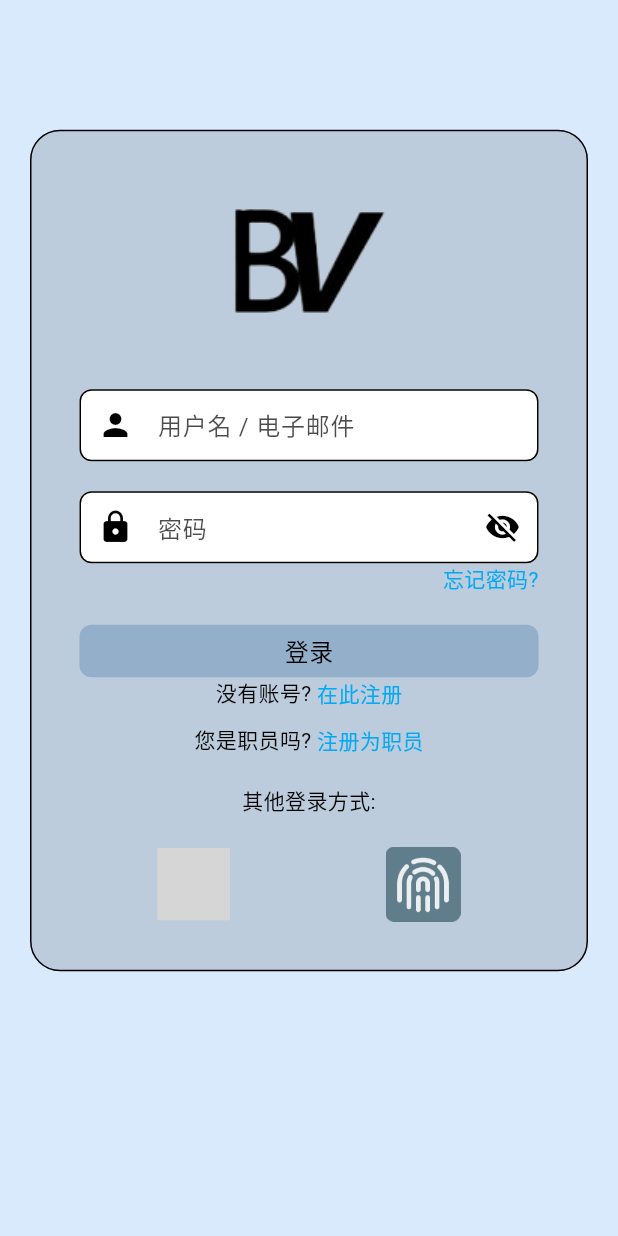
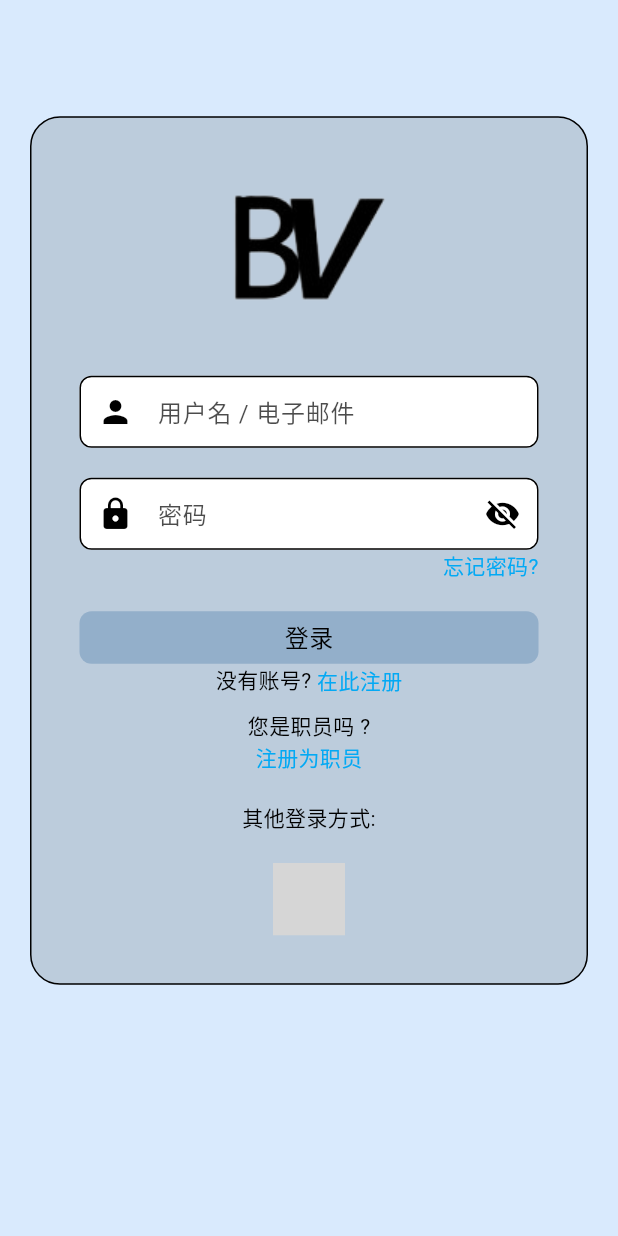
Before and after one commit to Tiew429/fyp_buvs, a Flutter app: the screen it shows after launch, on a phone screen of 412 x 824 dp. Run offline on Flutter 3.47's test engine with Material 3 defaults, Android fonts, the light colour scheme and no system bars; our stand-ins replace cloud_firestore, firebase_auth, firebase_core, firebase_messaging, firebase_storage, fl_chart and 11 more; missing offline and left inert: excel, firebase_app_check, mailer, reown_appkit; accounts and stored records are empty; Roboto replaces fonts that are missing (Font ZH); statements that could not run were skipped; grey boxes are pictures that could not be loaded.

Commit message:
final version before review

```diff
--- a/lib/localization/app_locale.dart
+++ b/lib/localization/app_locale.dart
@@ -381,7 +381,6 @@ class AppLocale {
   static const String sendingToTopic = 'sending to topic';
   static const String selectedUsers = 'selected users';
   static const String clearAll = 'clear all';
-  static const String staffSection = 'staff';
   static const String studentsSection = 'students';
   static const String searchNotifications = 'search notifications';
   static const String filterByType = 'filter by type';
@@ -620,7 +619,7 @@ class AppLocale {
     status: 'Status',
     candidateParticipated: 'Candidate Participated',
     manageCandidate: 'Manage Candidate',
-    name: 'Nama',
+    name: 'Name',
     editVotingEvent: 'Edit Voting Event',
     update: 'Update',
     votingEvent: 'Voting Event',
@@ -647,17 +646,17 @@ class AppLocale {
     winner: 'Winner',
     votingEventHasAlreadyStarted: 'Voting event has already started',
     votingEventHasEnded: 'Voting event has ended',
-    votingEventID: 'voting event id',
-    areYouSureYouWantToDeprecate: 'are you sure you want to deprecate',
-    votingEventDeprecatedSuccessfully: 'voting event deprecated successfully',
-    failedToDeprecateVotingEvent: 'failed to deprecate voting event',
-    deprecate: 'deprecate',
-    failedToUpdateVotingEventImage: 'failed to update voting event image',
-    failedToRemoveVotingEventImage: 'failed to remove voting event image',
-    votingInProgress: 'voting in progress',
-    voteSuccess: 'vote success',
-    voteFailed: 'vote failed',
-    deletingVotingEvent: 'deleting voting event...',
+    votingEventID: 'Voting event ID',
+    areYouSureYouWantToDeprecate: 'Are you sure you want to deprecate',
+    votingEventDeprecatedSuccessfully: 'Voting event deprecated successfully',
+    failedToDeprecateVotingEvent: 'Failed to deprecate voting event',
+    deprecate: 'Deprecate',
+    failedToUpdateVotingEventImage: 'Failed to update voting event image',
+    failedToRemoveVotingEventImage: 'Failed to remove voting event image',
+    votingInProgress: 'Voting in progress',
+    voteSuccess: 'Vote success',
+    voteFailed: 'Vote failed',
+    deletingVotingEvent: 'Deleting voting event...',
 
     // student
     notEligibleForVoting: 'Not eligible for voting',
@@ -719,108 +718,108 @@ class AppLocale {
 
     // validator_util
     dontLeaveBlank: 'Please don\'t leave this field blank',
-    emailCantBeBlank: 'Emel tidak boleh kosong',
-    enterValidEmail: 'Sila masukkan emel yang sah',
-    passwordCantBeBlank: 'Kata laluan tidak boleh kosong',
-    passwordMustAtLeast6Char: 'Kata laluan mestilah sekurang-kurangnya 6 aksara',
+    emailCantBeBlank: 'Email cannot be blank',
+    enterValidEmail: 'Please enter valid email address',
+    passwordCantBeBlank: 'Password cannot be blank',
+    passwordMustAtLeast6Char: 'Password must be at least 6 characters long',
 
     // auth_service
-    userNotFound: 'Pengguna tidak ditemui',
+    userNotFound: 'User is not found',
 
     // dialog
     save: 'Save',
     cancel: 'Cancel',
-    confirm: 'Konfirmasi',
-    confirmSave: 'Konfirmasi Simpan',
-    noChanges: 'Tidak Ada Perubahan',
+    confirm: 'Confirm',
+    confirmSave: 'Confirm Save',
+    noChanges: 'No Changes',
 
     // others
-    pleaseConnectYourWallet: 'Sila hubungkan kripto wallet anda',
-    close: 'Tutup',
-    errorPickingImages: 'Kesalahan memilih gambar',
-    errorTakingPhoto: 'Kesalahan mengambil gambar',
-    userNotLoggedIn: 'Pengguna tidak log masuk',
-    attachImagesOptional: 'Lampirkan gambar (pilihan)',
-    gallery: 'Galeri',
-    camera: 'Kamera',
+    pleaseConnectYourWallet: 'Please connect your wallet',
+    close: 'Close',
+    errorPickingImages: 'Error picking images',
+    errorTakingPhoto: 'Error taking photo',
+    userNotLoggedIn: 'User not logged in',
+    attachImagesOptional: 'Attach images (optional)',
+    gallery: 'Gallery',
+    camera: 'Camera',
     of: '\'s',
-    as: 'sebagai',
-    walletAddressCopiedToClipboard: 'Alamat wallet disalin ke papan klip',
-    accountHasBeenFrozen: 'Akaun telah dibekukan',
+    as: 'as',
+    walletAddressCopiedToClipboard: 'Wallet address copied to clipboard',
+    accountHasBeenFrozen: 'Account has been frozen',
     walletConnected: 'Wallet connected',
 
     // user verification
-    userHasNotUploadedDocumentsYet: 'Pengguna belum memuat naik dokumen',
-    thisUserIsVerified: 'Pengguna ini telah disahkan',
-    userDocuments: 'Dokumen Pengguna',
-    tapOnAnImageToEnlarge: 'Ketik pada imej untuk membesarkan',
-    identityCard: 'Kad Pengenalan',
-    studentCard: 'Kad Pelajar',
-    staffCard: 'Kad Staf',
-    errorLoadingImage: 'Ralat memuat imej',
-    verifyUser: 'Sahkan Pengguna',
-    rejectVerification: 'Tolak Pengesahan',
-    yourAccountIsVerified: 'Akaun anda telah disahkan',
-    verificationInProgress: 'Pengesahan sedang diproses',
-    pleaseWaitForAdminToVerifyYourAccount: 'Sila tunggu admin untuk mengesahkan akaun anda',
-    reuploadDocuments: 'Muat Naik Semula Dokumen',
-    uploadDocumentsForVerification: 'Muat Naik Dokumen untuk Pengesahan',
-    pleaseUploadClearImagesOfYourDocuments: 'Sila muat naik imej dokumen yang jelas',
-    upload: 'Muat Naik',
-    noImageSelected: 'Tiada imej dipilih',
-    submitForVerification: 'Hantar untuk Pengesahan',
-    verificationFailed: 'Pengesahan Gagal',
-    yourVerificationWasRejected: 'Pengesahan anda telah ditolak',
-    reason: 'Sebab',
-    pleaseUploadCorrectDocuments: 'Sila muat naik dokumen yang betul',
-    iUnderstand: 'Saya faham',
-    pleaseUploadBothDocuments: 'Sila muat naik kedua-dua dokumen',
-    documentsSubmittedSuccessfully: 'Dokumen berjaya dihantar',
-    errorUploadingDocuments: 'Ralat memuat naik dokumen',
-    userVerifiedSuccessfully: 'Pengguna berjaya disahkan',
-    failedToRejectVerification: 'Gagal menolak pengesahan',
-    errorVerifyingUser: 'Ralat mengesahkan pengguna',
-    errorRejectingVerification: 'Ralat menolak pengesahan',
-    rejectionReason: 'Sebab Penolakan',
-    pleaseProvideReasonForRejection: 'Sila berikan sebab penolakan',
-    enterReason: 'Masukkan sebab',
-    pleaseEnterAReason: 'Sila masukkan sebab',
-    submit: 'Hantar',
-    verificationRejected: 'Pengesahan ditolak',
-    userAlreadyVerified: 'Pengguna telah disahkan',
+    userHasNotUploadedDocumentsYet: 'User has not uploaded documents yet',
+    thisUserIsVerified: 'This user is verified',
+    userDocuments: 'User Documents',
+    tapOnAnImageToEnlarge: 'Tap on an image to enlarge',
+    identityCard: 'Identity Card',
+    studentCard: 'Student Card',
+    staffCard: 'Staff Card',
+    errorLoadingImage: 'Error loading image',
+    verifyUser: 'Verify User',
+    rejectVerification: 'Reject Verification',
+    yourAccountIsVerified: 'Your account is verified',
+    verificationInProgress: 'Verification in progress',
+    pleaseWaitForAdminToVerifyYourAccount: 'Please wait for admin to verify your account',
+    reuploadDocuments: 'Re-upload Documents',
+    uploadDocumentsForVerification: 'Upload Documents for Verification',
+    pleaseUploadClearImagesOfYourDocuments: 'Please upload clear images of your documents',
+    upload: 'Upload',
+    noImageSelected: 'No image selected',
+    submitForVerification: 'Submit for Verification',
+    verificationFailed: 'Verification Failed',
+    yourVerificationWasRejected: 'Your verification was rejected',
+    reason: 'Reason',
+    pleaseUploadCorrectDocuments: 'Please upload correct documents',
+    iUnderstand: 'I understand',
+    pleaseUploadBothDocuments: 'Please upload both documents',
+    documentsSubmittedSuccessfully: 'Documents submitted successfully',
+    errorUploadingDocuments: 'Error uploading documents',
+    userVerifiedSuccessfully: 'User verified successfully',
+    failedToRejectVerification: 'Failed to reject verification',
+    errorVerifyingUser: 'Error verifying user',
+    errorRejectingVerification: 'Error rejecting verification',
+    rejectionReason: 'Rejection reason',
+    pleaseProvideReasonForRejection: 'Please provide a reason for rejection',
+    enterReason: 'Enter reason',
+    pleaseEnterAReason: 'Please enter a reason',
+    submit: 'Submit',
+    verificationRejected: 'Verification rejected',
+    userAlreadyVerified: 'User already verified',
 
     // Additional strings for SendNotificationPage
-    notificationType: 'Jenis Notifikasi',
-    receivers: 'Penerima',
-    allUsers: 'Semua Pengguna',
-    images: 'Gambar',
-    pickImages: 'Pilih Gambar',
-    takePhoto: 'Ambil Gambar',
-    send: 'Hantar',
+    notificationType: 'Notification Type',
+    receivers: 'Receivers',
+    allUsers: 'All Users',
+    images: 'Images',
+    pickImages: 'Pick Images',
+    takePhoto: 'Take Photo',
+    send: 'Send',
 
     // Additional notification strings
-    sendToAllUsersInSystem: 'Hantar kepada semua pengguna dalam sistem',
-    byTopic: 'Mengikut Topik',
-    specificUsers: 'Pengguna Tertentu',
-    sendingToTopic: 'Menghantar ke topik',
-    selectedUsers: 'Pengguna Terpilih',
-    clearAll: 'Kosongkan Semua',
-    studentsSection: 'Pelajar',
-    searchNotifications: 'Cari notifikasi...',
-    filterByType: 'Tapis mengikut jenis',
-    selectNotificationTopic: 'Pilih topik yang notifikasi ini tergolong:',
-    allNotificationTypes: 'Semua',
+    sendToAllUsersInSystem: 'Send to all users in the system',
+    byTopic: 'By Topic',
+    specificUsers: 'Specific Users',
+    sendingToTopic: 'Sending to topic',
+    selectedUsers: 'Selected Users',
+    clearAll: 'Clear All',
+    studentsSection: 'Students',
+    searchNotifications: 'Search notifications',
+    filterByType: 'Filter by type',
+    selectNotificationTopic: 'Select notification topic',
+    allNotificationTypes: 'All notification types',
 
     // staff registration
     staffRegistration: 'Staff Registration',
     staffType: 'Staff Type',
     academic: 'Academic',
-    administrative: 'Administratif',
-    academicDepartment: 'Departemen Akademik',
-    administrativeDepartment: 'Departemen Administratif',
-    selectDepartment: 'Pilih Departemen',
-    registerAsStaff: 'Daftar sebagai Kakitangan',
-    areYouStaffMember: 'Adakah anda seorang kakitangan',
+    administrative: 'Administrative',
+    academicDepartment: 'Academic Department',
+    administrativeDepartment: 'Administrative Department',
+    selectDepartment: 'Select Department',
+    registerAsStaff: 'Register as Staff',
+    areYouStaffMember: 'Are you a staff member',
   };
 
   // malay-ms
@@ -1131,6 +1130,7 @@ class AppLocale {
     as: 'sebagai',
     walletAddressCopiedToClipboard: 'Alamat wallet disalin ke papan klip',
     accountHasBeenFrozen: 'Akaun telah dibekukan',
+    walletConnected: 'Wallet connected',
 
     // user verification
     userHasNotUploadedDocumentsYet: 'Pengguna belum memuat naik dokumen',
@@ -1195,9 +1195,9 @@ class AppLocale {
     allNotificationTypes: 'Semua',
 
     // staff registration
-    staffRegistration: 'Pendaftaran Kakitangan',
-    staffType: 'Jenis Kakitangan',
-    academic: 'Akademik',
+    staffRegistration: 'Staff Registration',
+    staffType: 'Staff Type',
+    academic: 'Academic',
     administrative: 'Administratif',
     academicDepartment: 'Departemen Akademik',
     administrativeDepartment: 'Departemen Administratif',
--- a/lib/services/auth_service.dart
+++ b/lib/services/auth_service.dart
@@ -45,9 +45,6 @@ class AuthService {
 
   // check is user in database by wallet address
   Future<void> checkUserByWalletAddress(String walletAddress) async {}
-
-  // check is user in database by biometrics
-  Future<void> checkUserByBiometrics(String hahaha, String soHard) async {}
 
   /// Check if the given username already exists across all roles
   Future<bool> _isUsernameTaken(String username) async {
@@ -151,9 +148,6 @@ class AuthService {
       SnackbarUtil.showSnackBar(context, 'Login failed: $e');
     }
   }
-
-  // call after success accessed with Biometrics (fingerprint)
-  Future<void> loginWithBiometrics() async {}
 
   // save login status
   Future<void> setUserAndLoginAndNavigate(context, model_user.User user) async {
--- a/lib/views/authentication/login_page.dart
+++ b/lib/views/authentication/login_page.dart
@@ -162,7 +162,9 @@ class _LoginPageState extends State<LoginPage> {
                   Row(
                     mainAxisAlignment: MainAxisAlignment.center,
                     children: [
-                      Text('${AppLocale.areYouStaffMember.getString(context)}? '),
+                      Column(
+                        children: [
+                          Text('${AppLocale.areYouStaffMember.getString(context)} ?'),
                           GestureDetector(
                             onTap: () => NavigationHelper.navigateToStaffRegisterPage(context),
                             child: Text(AppLocale.registerAsStaff.getString(context),
@@ -171,13 +173,15 @@ class _LoginPageState extends State<LoginPage> {
                               ),
                             ),
                           ),
+                        ]
+                      ),
                     ],
                   ),
                   const SizedBox(height: 20,),
                   Text('${AppLocale.otherLoginMethods.getString(context)}:'),
                   const SizedBox(height: 20,),
                   Row(
-                    mainAxisAlignment: MainAxisAlignment.spaceAround,
+                    mainAxisAlignment: MainAxisAlignment.center,
                     children: [
                       AppKitModalConnectButton(
                         appKit: widget._appKitModal,
@@ -190,13 +194,6 @@ class _LoginPageState extends State<LoginPage> {
                             width: 50,
                             height: 50,
                           ),
-                        ),
-                      ),
-                      GestureDetector(
-                        onTap: () {},
-                        child: Image.asset('assets/images/security.png',
-                          width: 50,
-                          height: 50,
                         ),
                       ),
                     ],
--- a/lib/views/notifications/send_notification_page.dart
+++ b/lib/views/notifications/send_notification_page.dart
@@ -626,7 +626,7 @@ class _SendNotificationPageState extends State<SendNotificationPage> with Single
                                           Padding(
                                             padding: const EdgeInsets.symmetric(vertical: 8.0, horizontal: 4.0),
                                             child: Text(
-                                              AppLocale.staffSection.getString(context),
+                                              AppLocale.staff.getString(context),
                                               style: const TextStyle(
                                                 fontWeight: FontWeight.bold,
                                                 fontSize: 16,
@@ -645,7 +645,7 @@ class _SendNotificationPageState extends State<SendNotificationPage> with Single
                                           Padding(
                                             padding: const EdgeInsets.symmetric(vertical: 8.0, horizontal: 4.0),
                                             child: Text(
-                                              AppLocale.studentsSection.getString(context),
+                                              AppLocale.student.getString(context),
                                               style: const TextStyle(
                                                 fontWeight: FontWeight.bold,
                                                 fontSize: 16,
--- a/lib/views/profile/profile_page.dart
+++ b/lib/views/profile/profile_page.dart
@@ -262,16 +262,6 @@ class _ProfilePageState extends State<ProfilePage> {
                       widget.appKitModal.openModalView();
                     },
                   ),
-                  const SizedBox(height: 15),
-                  _buildActionCard(
-                    context: context,
-                    title: AppLocale.setBiometricAuthentication.getString(context),
-                    icon: Icons.fingerprint,
-                    leadingImage: 'assets/images/security.png',
-                    onTap: () {
-                      // Add biometric authentication setup
-                    },
-                  ),
                   const SizedBox(height: 30),
                 ],
               ),
```
Also changed, not shown: lib/views/voting/voting_event_page.dart (+4 -9 lines), 4 other files. Lines whose indentation alone changed are shown as unchanged.
